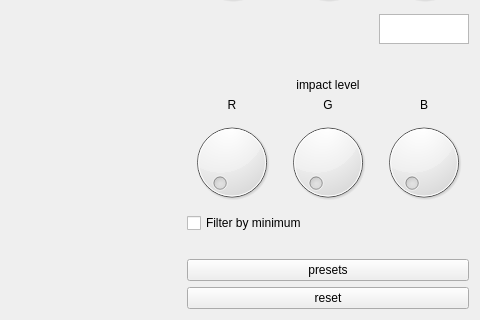
Before: the Qt Designer form player_ui/color.ui in Robo-sapiens/HackMoscow, drawn with Qt 5; both pictures show x 320 to 800 and y 123 to 443 of the 800 by 443 pixel window.
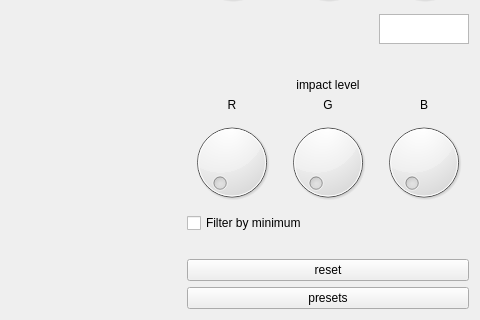
After: the same form once the commit is applied.

Diff of the .ui file:
```diff
--- a/player_ui/color.ui
+++ b/player_ui/color.ui
@@ -368,13 +368,6 @@
            </property>
           </spacer>
          </item>
-         <item>
-          <widget class="QPushButton" name="buttonPresets">
-           <property name="text">
-            <string>presets</string>
-           </property>
-          </widget>
-         </item>
          <item>
           <widget class="QPushButton" name="buttonReset">
            <property name="maximumSize">
@@ -388,6 +381,13 @@
            </property>
           </widget>
          </item>
+         <item>
+          <widget class="QPushButton" name="buttonPresets">
+           <property name="text">
+            <string>presets</string>
+           </property>
+          </widget>
+         </item>
         </layout>
        </item>
       </layout>
```
